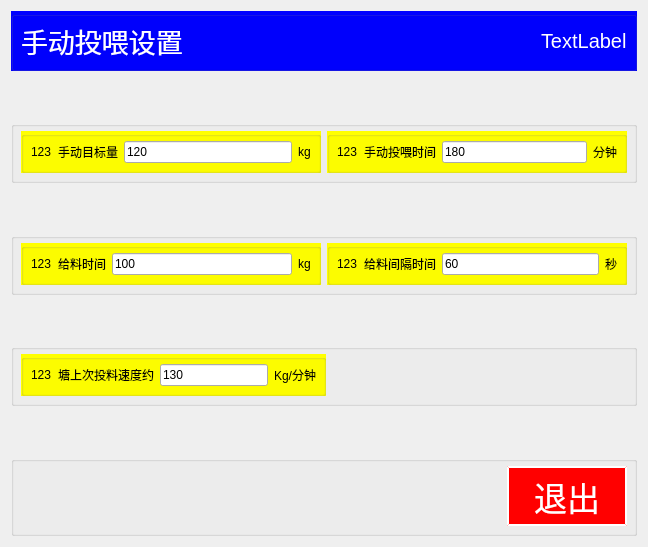
This is chengyi_Qt4linux/form_maunal.ui in wsh01/batch-feeder as Qt 5 draws it before an edit. The edited form follows.
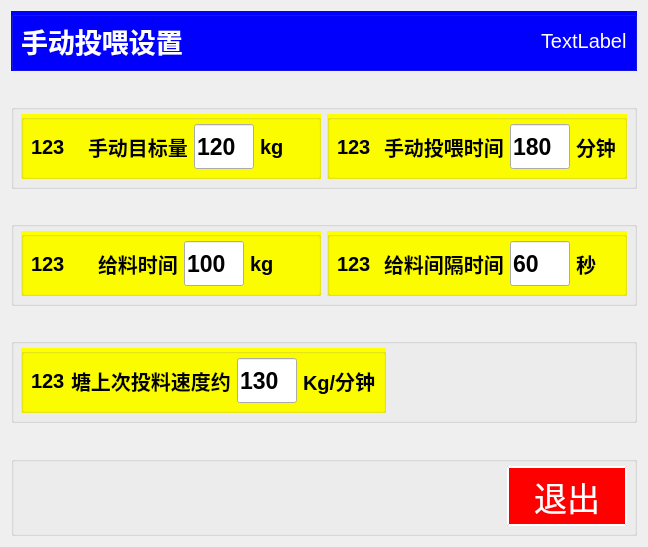
This is the edited form. Custom widgets are drawn as their Qt base class.

Commit message: 实现了所有lineEdit的软键盘输入，外观基本定型

Patch:
```diff
--- a/chengyi_Qt4linux/form_maunal.ui
+++ b/chengyi_Qt4linux/form_maunal.ui
@@ -30,6 +30,8 @@
         <property name="font">
          <font>
           <pointsize>20</pointsize>
+          <weight>75</weight>
+          <bold>true</bold>
          </font>
         </property>
         <property name="styleSheet">
@@ -112,6 +114,13 @@
         <layout class="QGridLayout" name="gridLayout_2">
          <item row="0" column="0">
           <widget class="QLabel" name="label_3">
+           <property name="font">
+            <font>
+             <pointsize>15</pointsize>
+             <weight>75</weight>
+             <bold>true</bold>
+            </font>
+           </property>
            <property name="text">
             <string>123</string>
            </property>
@@ -119,13 +128,39 @@
          </item>
          <item row="0" column="1">
           <widget class="QLabel" name="label_4">
+           <property name="font">
+            <font>
+             <pointsize>15</pointsize>
+             <weight>75</weight>
+             <bold>true</bold>
+            </font>
+           </property>
            <property name="text">
             <string>手动目标量</string>
            </property>
           </widget>
          </item>
          <item row="0" column="2">
-          <widget class="QLineEdit" name="lineEdit">
+          <widget class="myLineEdit" name="lineEdit">
+           <property name="minimumSize">
+            <size>
+             <width>60</width>
+             <height>45</height>
+            </size>
+           </property>
+           <property name="maximumSize">
+            <size>
+             <width>60</width>
+             <height>45</height>
+            </size>
+           </property>
+           <property name="font">
+            <font>
+             <pointsize>17</pointsize>
+             <weight>75</weight>
+             <bold>true</bold>
+            </font>
+           </property>
            <property name="text">
             <string>120</string>
            </property>
@@ -133,6 +168,13 @@
          </item>
          <item row="0" column="3">
           <widget class="QLabel" name="label_5">
+           <property name="font">
+            <font>
+             <pointsize>15</pointsize>
+             <weight>75</weight>
+             <bold>true</bold>
+            </font>
+           </property>
            <property name="text">
             <string>kg</string>
            </property>
@@ -159,6 +201,13 @@
         <layout class="QGridLayout" name="gridLayout_3">
          <item row="0" column="0">
           <widget class="QLabel" name="label_6">
+           <property name="font">
+            <font>
+             <pointsize>15</pointsize>
+             <weight>75</weight>
+             <bold>true</bold>
+            </font>
+           </property>
            <property name="text">
             <string>123</string>
            </property>
@@ -166,13 +215,39 @@
          </item>
          <item row="0" column="1">
           <widget class="QLabel" name="label_7">
+           <property name="font">
+            <font>
+             <pointsize>15</pointsize>
+             <weight>75</weight>
+             <bold>true</bold>
+            </font>
+           </property>
            <property name="text">
             <string>手动投喂时间</string>
            </property>
           </widget>
          </item>
          <item row="0" column="2">
-          <widget class="QLineEdit" name="lineEdit_2">
+          <widget class="myLineEdit" name="lineEdit_2">
+           <property name="minimumSize">
+            <size>
+             <width>60</width>
+             <height>45</height>
+            </size>
+           </property>
+           <property name="maximumSize">
+            <size>
+             <width>60</width>
+             <height>45</height>
+            </size>
+           </property>
+           <property name="font">
+            <font>
+             <pointsize>17</pointsize>
+             <weight>75</weight>
+             <bold>true</bold>
+            </font>
+           </property>
            <property name="text">
             <string>180</string>
            </property>
@@ -180,6 +255,13 @@
          </item>
          <item row="0" column="3">
           <widget class="QLabel" name="label_8">
+           <property name="font">
+            <font>
+             <pointsize>15</pointsize>
+             <weight>75</weight>
+             <bold>true</bold>
+            </font>
+           </property>
            <property name="text">
             <string>分钟</string>
            </property>
@@ -219,6 +301,8 @@
         <property name="font">
          <font>
           <pointsize>15</pointsize>
+          <weight>75</weight>
+          <bold>true</bold>
          </font>
         </property>
         <property name="styleSheet">
@@ -232,6 +316,13 @@
         <layout class="QGridLayout" name="gridLayout_5">
          <item row="0" column="0">
           <widget class="QLabel" name="label_9">
+           <property name="font">
+            <font>
+             <pointsize>15</pointsize>
+             <weight>75</weight>
+             <bold>true</bold>
+            </font>
+           </property>
            <property name="text">
             <string>123</string>
            </property>
@@ -239,13 +330,39 @@
          </item>
          <item row="0" column="1">
           <widget class="QLabel" name="label_10">
+           <property name="font">
+            <font>
+             <pointsize>15</pointsize>
+             <weight>75</weight>
+             <bold>true</bold>
+            </font>
+           </property>
            <property name="text">
             <string>给料时间</string>
            </property>
           </widget>
          </item>
          <item row="0" column="2">
-          <widget class="QLineEdit" name="lineEdit_3">
+          <widget class="myLineEdit" name="lineEdit_3">
+           <property name="minimumSize">
+            <size>
+             <width>60</width>
+             <height>45</height>
+            </size>
+           </property>
+           <property name="maximumSize">
+            <size>
+             <width>60</width>
+             <height>45</height>
+            </size>
+           </property>
+           <property name="font">
+            <font>
+             <pointsize>17</pointsize>
+             <weight>75</weight>
+             <bold>true</bold>
+            </font>
+           </property>
            <property name="text">
             <string>100</string>
            </property>
@@ -253,6 +370,13 @@
          </item>
          <item row="0" column="3">
           <widget class="QLabel" name="label_11">
+           <property name="font">
+            <font>
+             <pointsize>15</pointsize>
+             <weight>75</weight>
+             <bold>true</bold>
+            </font>
+           </property>
            <property name="text">
             <string>kg</string>
            </property>
@@ -279,6 +403,13 @@
         <layout class="QGridLayout" name="gridLayout_4">
          <item row="0" column="0">
           <widget class="QLabel" name="label_12">
+           <property name="font">
+            <font>
+             <pointsize>15</pointsize>
+             <weight>75</weight>
+             <bold>true</bold>
+            </font>
+           </property>
            <property name="text">
             <string>123</string>
            </property>
@@ -286,13 +417,39 @@
          </item>
          <item row="0" column="1">
           <widget class="QLabel" name="label_13">
+           <property name="font">
+            <font>
+             <pointsize>15</pointsize>
+             <weight>75</weight>
+             <bold>true</bold>
+            </font>
+           </property>
            <property name="text">
             <string>给料间隔时间</string>
            </property>
           </widget>
          </item>
          <item row="0" column="2">
-          <widget class="QLineEdit" name="lineEdit_4">
+          <widget class="myLineEdit" name="lineEdit_4">
+           <property name="minimumSize">
+            <size>
+             <width>60</width>
+             <height>45</height>
+            </size>
+           </property>
+           <property name="maximumSize">
+            <size>
+             <width>60</width>
+             <height>45</height>
+            </size>
+           </property>
+           <property name="font">
+            <font>
+             <pointsize>17</pointsize>
+             <weight>75</weight>
+             <bold>true</bold>
+            </font>
+           </property>
            <property name="text">
             <string>60</string>
            </property>
@@ -300,6 +457,13 @@
          </item>
          <item row="0" column="3">
           <widget class="QLabel" name="label_14">
+           <property name="font">
+            <font>
+             <pointsize>15</pointsize>
+             <weight>75</weight>
+             <bold>true</bold>
+            </font>
+           </property>
            <property name="text">
             <string>秒</string>
            </property>
@@ -351,7 +515,26 @@
         </property>
         <layout class="QGridLayout" name="gridLayout_6">
          <item row="0" column="2">
-          <widget class="QLineEdit" name="lineEdit_5">
+          <widget class="myLineEdit" name="lineEdit_5">
+           <property name="minimumSize">
+            <size>
+             <width>60</width>
+             <height>45</height>
+            </size>
+           </property>
+           <property name="maximumSize">
+            <size>
+             <width>60</width>
+             <height>45</height>
+            </size>
+           </property>
+           <property name="font">
+            <font>
+             <pointsize>17</pointsize>
+             <weight>75</weight>
+             <bold>true</bold>
+            </font>
+           </property>
            <property name="text">
             <string>130</string>
            </property>
@@ -359,6 +542,13 @@
          </item>
          <item row="0" column="3">
           <widget class="QLabel" name="label_17">
+           <property name="font">
+            <font>
+             <pointsize>15</pointsize>
+             <weight>75</weight>
+             <bold>true</bold>
+            </font>
+           </property>
            <property name="text">
             <string>Kg/分钟</string>
            </property>
@@ -366,6 +556,13 @@
          </item>
          <item row="0" column="0">
           <widget class="QLabel" name="label_15">
+           <property name="font">
+            <font>
+             <pointsize>15</pointsize>
+             <weight>75</weight>
+             <bold>true</bold>
+            </font>
+           </property>
            <property name="text">
             <string>123</string>
            </property>
@@ -373,6 +570,13 @@
          </item>
          <item row="0" column="1">
           <widget class="QLabel" name="label_16">
+           <property name="font">
+            <font>
+             <pointsize>15</pointsize>
+             <weight>75</weight>
+             <bold>true</bold>
+            </font>
+           </property>
            <property name="text">
             <string>塘上次投料速度约</string>
            </property>
@@ -471,6 +675,13 @@
    </item>
   </layout>
  </widget>
+ <customwidgets>
+  <customwidget>
+   <class>myLineEdit</class>
+   <extends>QLineEdit</extends>
+   <header>mylineedit.h</header>
+  </customwidget>
+ </customwidgets>
  <resources/>
  <connections>
   <connection>
```
The commit also changes 15 other files.
